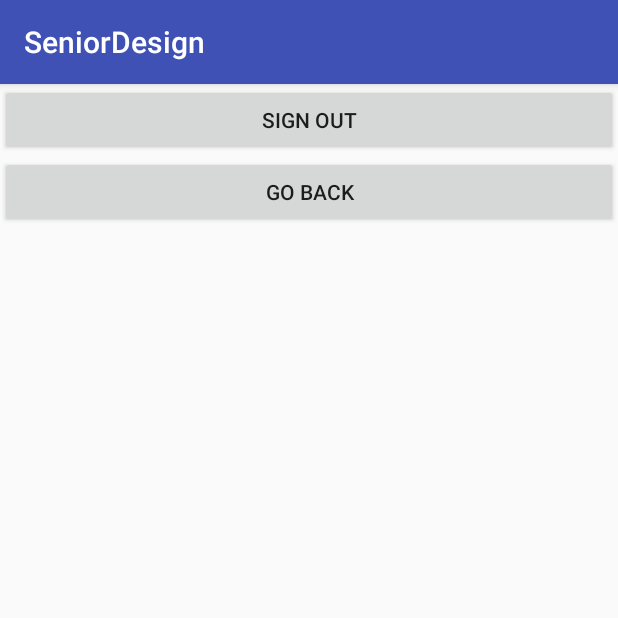
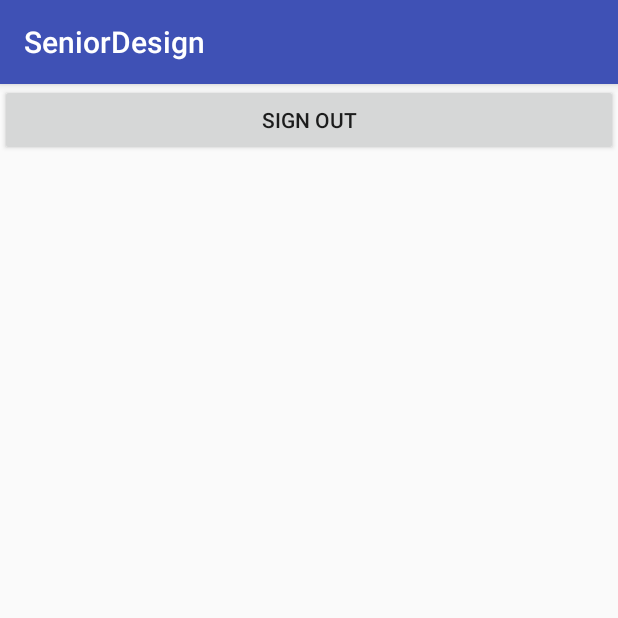
Before and after one commit to VCU-CS-Capstone/senior-project-317, an Android app: the SettingsActivity screen opened directly, with no data from a screen before it, on a phone screen of 412 x 824 dp, the top half of it. Run offline under Robolectric (Android 15) with nearby library versions, the phone set to English and light mode, and no system bars; libraries missing offline, so code that uses them is left out: com.firebase.ui; 1 statement that could not run was skipped.

Commit message:
Fixed Sign-in UI, Removed settings "go back"
Fixed the issue where sign-in screen would launch a separate window.

```diff
--- a/Android/app/src/main/AndroidManifest.xml
+++ b/Android/app/src/main/AndroidManifest.xml
@@ -22,7 +22,7 @@
             android:name="com.google.android.geo.API_KEY"
             android:value="@string/google_maps_key" />
 
-        <activity android:name=".TagInfo" android:launchMode="singleInstance"/>
+        <activity android:name=".TagInfo"/>
         <activity android:name=".SignInActivity">
             <intent-filter>
                 <action android:name="android.intent.action.MAIN" />
--- a/Android/app/src/main/res/layout/activity_settings.xml
+++ b/Android/app/src/main/res/layout/activity_settings.xml
@@ -13,9 +13,4 @@
         android:layout_height="wrap_content"
         android:text="@string/sign_out_button" />
 
-    <Button
-        android:id="@+id/go_back_button"
-        android:layout_width="match_parent"
-        android:layout_height="wrap_content"
-        android:text="@string/go_back_button" />
 </LinearLayout>
```
Also changed, not shown: Android/app/src/main/java/com/vcuseniordesign/bym/SettingsActivity.java (+0 -8 lines).
